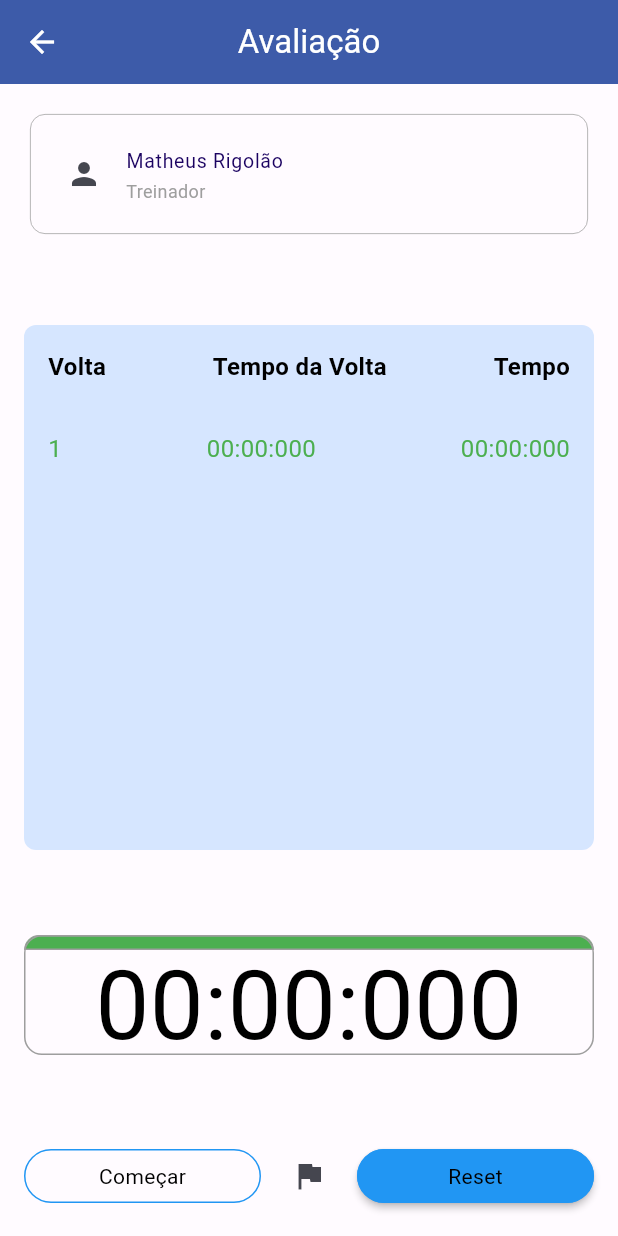
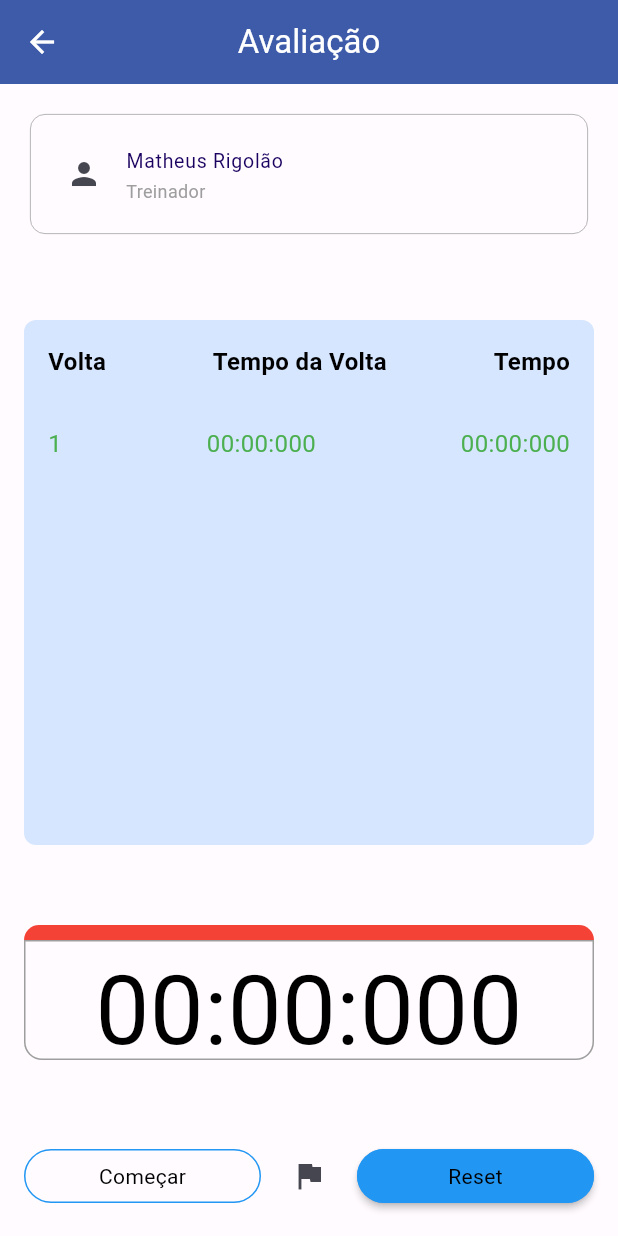
Before and after one commit to Rigolao/Desafio_Natacao, a Flutter app: the CronometroContent screen opened by its route, item 2 of the bottom bar chosen, on a phone screen of 412 x 824 dp. Run offline on Flutter 3.47's test engine with Material 2 defaults, Android fonts, the phone set to English and light mode, and no system bars; our stand-ins replace file_picker.

Commit message:
Refactor: Mudança na lógica do cronometro, criação de classe para controle.

```diff
--- a/lib/cronometro/cronometro_content.dart
+++ b/lib/cronometro/cronometro_content.dart
@@ -1,4 +1,5 @@
 import 'dart:async';
+import 'dart:developer' as developer;
 
 import 'package:desafio_6_etapa/shared/person_card.dart';
 import 'package:desafio_6_etapa/theme/theme.g.dart';
@@ -18,14 +19,26 @@ class _CronometroContentState extends State<CronometroContent> {
   bool comecar = false;
   List<TempoVolta> intervalos = [];
 
+  TempoVolta? melhorVolta;
+  TempoVolta? piorVolta;
+
   NumberFormat formatadorDuploZero = NumberFormat("00");
   NumberFormat formatadorTriploZero = NumberFormat("000");
 
+  int indexPiorVolta = 0;
+  int indexMelhorVolta = 0;
+
   TempoVolta criarTempoVolta(List<TempoVolta> intervalos, int tempo) {
-    if(intervalos.isEmpty) {
-      return TempoVolta(tempo, tempo, intervalos.length + 1, isMelhorTempo(tempo), isPiorTempo(tempo));
+    if (intervalos.isEmpty) {
+      return TempoVolta(tempo, tempo, intervalos.length + 1,
+          isMelhorTempo(tempo), isPiorTempo(tempo));
     } else {
-      return TempoVolta(tempo, tempo - intervalos.first.tempo, intervalos.length + 1, isMelhorTempo(tempo), isPiorTempo(tempo));
+      return TempoVolta(
+          tempo,
+          tempo - intervalos.first.tempo,
+          intervalos.length + 1,
+          isMelhorTempo(tempo - intervalos.first.tempo),
+          isPiorTempo(tempo - intervalos.first.tempo));
     }
   }
 
@@ -37,27 +50,35 @@ class _CronometroContentState extends State<CronometroContent> {
   }
 
   bool isMelhorTempo(int tempo) {
-    bool melhorTempo = true;
-
-    for(int i = 0; i < intervalos.length; i++) {
-      if(tempo > intervalos[i].tempo) {
-        melhorTempo = false;
-      }
+    if (intervalos.isEmpty) {
+      return true;
     }
 
-    return melhorTempo;
+    var melhorVolta =
+        intervalos.firstWhere((intervalo) => intervalo.isMelhorVolta);
+
+    if (melhorVolta.tempoVolta > tempo) {
+      melhorVolta.isMelhorVolta = false;
+      return true;
+    } else {
+      return false;
+    }
   }
 
   bool isPiorTempo(int tempo) {
-    bool piorTempo = true;
-
-    for(int i = 0; i < intervalos.length; i++) {
-      if(tempo < intervalos[i].tempo) {
-        piorTempo = false;
-      }
+    if (intervalos.isEmpty) {
+      return true;
     }
 
-    return piorTempo;
+    TempoVolta? piorVolta =
+        intervalos.firstWhere((intervalo) => intervalo.isPiorVolta);
+
+    if (piorVolta.tempoVolta < tempo) {
+      piorVolta.isPiorVolta = false;
+      return true;
+    } else {
+      return false;
+    }
   }
 
   void parar() {
@@ -89,7 +110,8 @@ class _CronometroContentState extends State<CronometroContent> {
 
     timer = Timer.periodic(const Duration(milliseconds: 1), (timer) {
       setState(() {
-        millisegundos += 1;
+        millisegundos = timer.tick;
+
       });
     });
   }
@@ -121,7 +143,8 @@ class _CronometroContentState extends State<CronometroContent> {
                     borderRadius: BorderRadius.circular(8.0),
                   ),
                   child: Column(
-                    crossAxisAlignment: CrossAxisAlignment.start, // Alinhar à esquerda
+                    crossAxisAlignment: CrossAxisAlignment.start,
+                    // Alinhar à esquerda
                     children: [
                       const Padding(
                         padding: EdgeInsets.all(16.0),
@@ -133,7 +156,8 @@ class _CronometroContentState extends State<CronometroContent> {
                               style: TextStyle(
                                 color: Colors.black,
                                 fontSize: 16.0,
-                                fontWeight: FontWeight.bold, // Negrito para o rótulo "Volta"
+                                fontWeight: FontWeight
+                                    .bold,
                               ),
                             ),
                             Text(
@@ -141,7 +165,8 @@ class _CronometroContentState extends State<CronometroContent> {
                               style: TextStyle(
                                 color: Colors.black,
                                 fontSize: 16.0,
-                                fontWeight: FontWeight.bold, // Negrito para o rótulo "Tempo da Volta"
+                                fontWeight: FontWeight
+                                    .bold,
                               ),
                             ),
                             Text(
@@ -149,7 +174,8 @@ class _CronometroContentState extends State<CronometroContent> {
                               style: TextStyle(
                                 color: Colors.black,
                                 fontSize: 16.0,
-                                fontWeight: FontWeight.bold, // Negrito para o rótulo "Tempo da Volta"
+                                fontWeight: FontWeight
+                                    .bold, // Negrito para o rótulo "Tempo da Volta"
                               ),
                             ),
                           ],
@@ -159,53 +185,43 @@ class _CronometroContentState extends State<CronometroContent> {
                         child: ListView.builder(
                           itemCount: intervalos.length,
                           itemBuilder: (context, index) {
+                            final color = () {
+                              if (intervalos[index].isMelhorVolta &&
+                                  intervalos[index].isPiorVolta) {
+                                return Colors.green;
+                              } else if (intervalos[index].isMelhorVolta) {
+                                return Colors.green;
+                              } else if (intervalos[index].isPiorVolta) {
+                                return Colors.red;
+                              } else {
+                                return Colors.black;
+                              }
+                            }();
                             return Padding(
                               padding: const EdgeInsets.all(16.0),
                               child: Row(
-                                mainAxisAlignment: MainAxisAlignment.spaceBetween,
+                                mainAxisAlignment:
+                                    MainAxisAlignment.spaceBetween,
                                 children: [
                                   Text(
                                     intervalos[index].volta.toString(),
                                     style: TextStyle(
-                                      color: (){
-                                        if(isMelhorTempo(intervalos[index].tempoVolta)) {
-                                          return Colors.green;
-                                        } else if(isPiorTempo(intervalos[index].tempoVolta)) {
-                                          return Colors.red;
-                                        } else {
-                                          return Colors.black;
-                                        }
-                                      }(),
+                                      color: color,
                                       fontSize: 16.0,
                                     ),
                                   ),
                                   Text(
-                                    getTempoFormatado(intervalos[index].tempoVolta),
+                                    getTempoFormatado(
+                                        intervalos[index].tempoVolta),
                                     style: TextStyle(
-                                      color: () {
-                                        if(isMelhorTempo(intervalos[index].tempoVolta)) {
-                                          return Colors.green;
-                                        } else if(isPiorTempo(intervalos[index].tempoVolta)) {
-                                          return Colors.red;
-                                        } else {
-                                          return Colors.black;
-                                        }
-                                      }(),
+                                      color: color,
                                       fontSize: 16.0,
                                     ),
                                   ),
                                   Text(
                                     getTempoFormatado(intervalos[index].tempo),
                                     style: TextStyle(
-                                      color: () {
-                                        if(intervalos[index].isMelhorVolta) {
-                                          return Colors.green;
-                                        } else if(intervalos[index].isPiorVolta) {
-                                          return Colors.red;
-                                        } else {
-                                          return Colors.black;
-                                        }
-                                      }(),
+                                      color: color,
                                       fontSize: 16.0,
                                     ),
                                   ),
@@ -218,12 +234,17 @@ class _CronometroContentState extends State<CronometroContent> {
                     ],
                   ),
                 ),
-                Stack(children: [
+                Column(children: [
                   Container(
                     height: 10.0,
                     decoration: BoxDecoration(
-                      color: Colors.green,
-                      border: Border.all(color: Colors.grey, width: 1.0),
+                      color: () {
+                        if (comecar)
+                          return Colors.green;
+                        else
+                          return Colors.red;
+                      }(),
+                      // border: Border.all(color: Colors.grey, width: 0.5),
                       borderRadius: const BorderRadius.only(
                           topLeft: Radius.circular(12.0),
                           topRight: Radius.circular(12.0)),
@@ -233,11 +254,13 @@ class _CronometroContentState extends State<CronometroContent> {
                     height: 80.0,
                     decoration: BoxDecoration(
                       border: Border.all(color: Colors.grey, width: 1.0),
-                      borderRadius: BorderRadius.circular(12.0),
+                      borderRadius: const BorderRadius.only(
+                          bottomLeft: Radius.circular(12.0),
+                          bottomRight: Radius.circular(12.0)),
                     ),
                     child: Center(
                         child: Text(
-                          getTempoFormatado(millisegundos),
+                      getTempoFormatado(millisegundos),
                       style: const TextStyle(
                         fontSize: 64.0,
                         fontWeight: FontWeight.w400,
@@ -260,9 +283,11 @@ class _CronometroContentState extends State<CronometroContent> {
                             child: Text((!comecar) ? "Começar" : "Parar",
                                 style: const TextStyle(color: Colors.black)))),
                     const SizedBox(width: 8.0),
-                    IconButton(onPressed: () {
-                      addIntervalos();
-                    }, icon: const Icon(Icons.flag)),
+                    IconButton(
+                        onPressed: () {
+                          addIntervalos();
+                        },
+                        icon: const Icon(Icons.flag)),
                     const SizedBox(width: 8.0),
                     Expanded(
                         child: RawMaterialButton(
@@ -289,5 +314,6 @@ class TempoVolta {
   bool isMelhorVolta;
   bool isPiorVolta;
 
-  TempoVolta(this.tempo, this.tempoVolta, this.volta, this.isMelhorVolta, this.isPiorVolta);
+  TempoVolta(this.tempo, this.tempoVolta, this.volta, this.isMelhorVolta,
+      this.isPiorVolta);
 }
```
